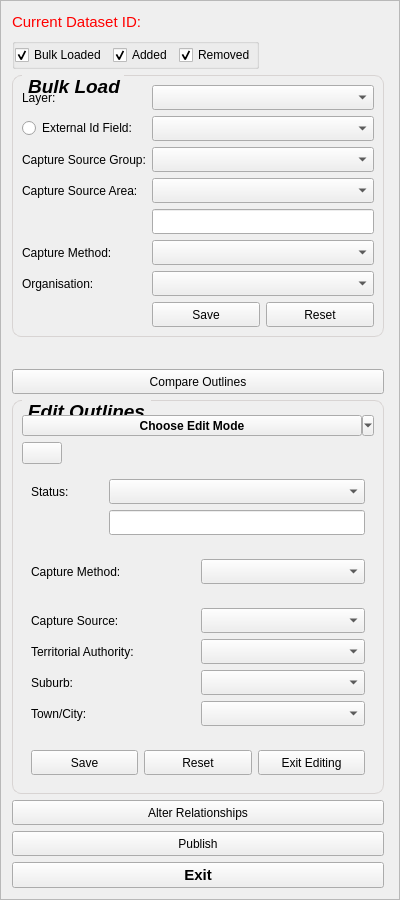
Before: the Qt Designer form buildings/gui/bulk_load.ui in linz/nz-buildings, drawn with Qt 5.
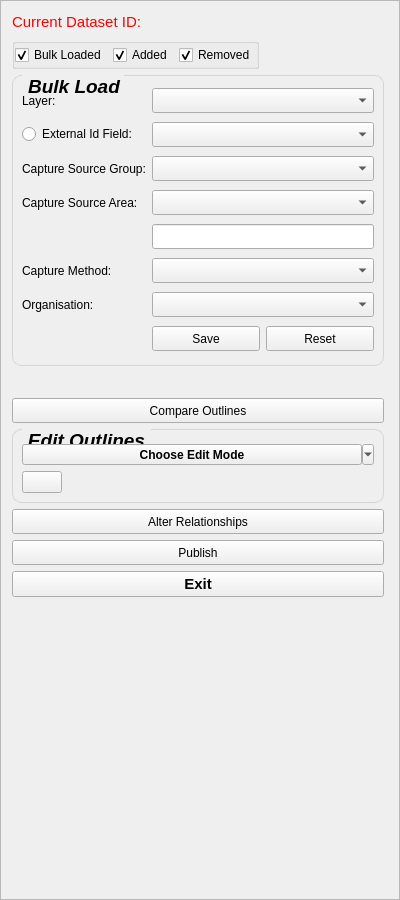
After: the same form once the commit is applied. Custom widgets are drawn as their Qt base class.

```diff
--- a/buildings/gui/bulk_load.ui
+++ b/buildings/gui/bulk_load.ui
@@ -78,8 +78,8 @@
        <rect>
         <x>0</x>
         <y>0</y>
-        <width>377</width>
-        <height>989</height>
+        <width>390</width>
+        <height>894</height>
        </rect>
       </property>
       <property name="sizePolicy">
@@ -653,281 +653,6 @@
             </item>
            </layout>
           </item>
-          <item>
-           <widget class="QWidget" name="layout_status" native="true">
-            <property name="sizePolicy">
-             <sizepolicy hsizetype="Expanding" vsizetype="Preferred">
-              <horstretch>0</horstretch>
-              <verstretch>0</verstretch>
-             </sizepolicy>
-            </property>
-            <layout class="QGridLayout" name="gl_status">
-             <item row="0" column="1">
-              <widget class="QComboBox" name="cmb_status">
-               <property name="minimumSize">
-                <size>
-                 <width>0</width>
-                 <height>25</height>
-                </size>
-               </property>
-               <property name="maximumSize">
-                <size>
-                 <width>256</width>
-                 <height>16777215</height>
-                </size>
-               </property>
-              </widget>
-             </item>
-             <item row="1" column="1">
-              <widget class="QLineEdit" name="le_deletion_reason">
-               <property name="minimumSize">
-                <size>
-                 <width>0</width>
-                 <height>25</height>
-                </size>
-               </property>
-               <property name="maximumSize">
-                <size>
-                 <width>256</width>
-                 <height>16777215</height>
-                </size>
-               </property>
-              </widget>
-             </item>
-             <item row="0" column="0">
-              <widget class="QLabel" name="lb_bulk_load_status">
-               <property name="font">
-                <font>
-                 <weight>50</weight>
-                 <bold>false</bold>
-                 <kerning>true</kerning>
-                </font>
-               </property>
-               <property name="text">
-                <string>Status:</string>
-               </property>
-              </widget>
-             </item>
-            </layout>
-           </widget>
-          </item>
-          <item>
-           <widget class="QWidget" name="layout_capture_method" native="true">
-            <layout class="QGridLayout" name="gl_capture_method">
-             <item row="0" column="0">
-              <widget class="QLabel" name="lb_capture_method_2">
-               <property name="text">
-                <string>Capture Method:</string>
-               </property>
-              </widget>
-             </item>
-             <item row="0" column="1">
-              <widget class="QComboBox" name="cmb_capture_method_2">
-               <property name="minimumSize">
-                <size>
-                 <width>0</width>
-                 <height>25</height>
-                </size>
-               </property>
-               <property name="maximumSize">
-                <size>
-                 <width>256</width>
-                 <height>16777215</height>
-                </size>
-               </property>
-              </widget>
-             </item>
-            </layout>
-           </widget>
-          </item>
-          <item>
-           <widget class="QWidget" name="layout_general_info" native="true">
-            <property name="sizePolicy">
-             <sizepolicy hsizetype="Expanding" vsizetype="Preferred">
-              <horstretch>0</horstretch>
-              <verstretch>0</verstretch>
-             </sizepolicy>
-            </property>
-            <layout class="QGridLayout" name="gl_general_info">
-             <item row="0" column="0">
-              <widget class="QLabel" name="lb_capture_source">
-               <property name="text">
-                <string>Capture Source:</string>
-               </property>
-              </widget>
-             </item>
-             <item row="0" column="1">
-              <widget class="QComboBox" name="cmb_capture_source">
-               <property name="minimumSize">
-                <size>
-                 <width>0</width>
-                 <height>25</height>
-                </size>
-               </property>
-               <property name="maximumSize">
-                <size>
-                 <width>256</width>
-                 <height>16777215</height>
-                </size>
-               </property>
-              </widget>
-             </item>
-             <item row="2" column="1">
-              <widget class="QComboBox" name="cmb_suburb">
-               <property name="minimumSize">
-                <size>
-                 <width>0</width>
-                 <height>25</height>
-                </size>
-               </property>
-               <property name="maximumSize">
-                <size>
-                 <width>256</width>
-                 <height>16777215</height>
-                </size>
-               </property>
-              </widget>
-             </item>
-             <item row="2" column="0">
-              <widget class="QLabel" name="lb_suburb">
-               <property name="text">
-                <string>Suburb:</string>
-               </property>
-              </widget>
-             </item>
-             <item row="1" column="0">
-              <widget class="QLabel" name="lb_ta">
-               <property name="text">
-                <string>Territorial Authority: </string>
-               </property>
-              </widget>
-             </item>
-             <item row="3" column="0">
-              <widget class="QLabel" name="lb_town">
-               <property name="text">
-                <string>Town/City:</string>
-               </property>
-              </widget>
-             </item>
-             <item row="3" column="1">
-              <widget class="QComboBox" name="cmb_town">
-               <property name="minimumSize">
-                <size>
-                 <width>0</width>
-                 <height>25</height>
-                </size>
-               </property>
-               <property name="maximumSize">
-                <size>
-                 <width>256</width>
-                 <height>16777215</height>
-                </size>
-               </property>
-              </widget>
-             </item>
-             <item row="1" column="1">
-              <widget class="QComboBox" name="cmb_ta">
-               <property name="minimumSize">
-                <size>
-                 <width>0</width>
-                 <height>25</height>
-                </size>
-               </property>
-               <property name="maximumSize">
-                <size>
-                 <width>256</width>
-                 <height>16777215</height>
-                </size>
-               </property>
-              </widget>
-             </item>
-            </layout>
-           </widget>
-          </item>
-          <item>
-           <widget class="QWidget" name="gridWidget_3" native="true">
-            <property name="sizePolicy">
-             <sizepolicy hsizetype="Expanding" vsizetype="Preferred">
-              <horstretch>0</horstretch>
-              <verstretch>0</verstretch>
-             </sizepolicy>
-            </property>
-            <layout class="QGridLayout" name="gridLayout_5">
-             <item row="0" column="0">
-              <widget class="QPushButton" name="btn_edit_save">
-               <property name="minimumSize">
-                <size>
-                 <width>0</width>
-                 <height>25</height>
-                </size>
-               </property>
-               <property name="maximumSize">
-                <size>
-                 <width>131</width>
-                 <height>16777215</height>
-                </size>
-               </property>
-               <property name="styleSheet">
-                <string notr="true"/>
-               </property>
-               <property name="text">
-                <string>Save</string>
-               </property>
-              </widget>
-             </item>
-             <item row="0" column="1">
-              <widget class="QPushButton" name="btn_edit_reset">
-               <property name="minimumSize">
-                <size>
-                 <width>0</width>
-                 <height>25</height>
-                </size>
-               </property>
-               <property name="maximumSize">
-                <size>
-                 <width>130</width>
-                 <height>16777215</height>
-                </size>
-               </property>
-               <property name="styleSheet">
-                <string notr="true"/>
-               </property>
-               <property name="text">
-                <string>Reset</string>
-               </property>
-              </widget>
-             </item>
-             <item row="0" column="2">
-              <widget class="QPushButton" name="btn_edit_cancel">
-               <property name="minimumSize">
-                <size>
-                 <width>0</width>
-                 <height>25</height>
-                </size>
-               </property>
-               <property name="maximumSize">
-                <size>
-                 <width>131</width>
-                 <height>16777215</height>
-                </size>
-               </property>
-               <property name="styleSheet">
-                <string notr="true"/>
-               </property>
-               <property name="text">
-                <string>Exit Editing</string>
-               </property>
-               <property name="iconSize">
-                <size>
-                 <width>20</width>
-                 <height>16</height>
-                </size>
-               </property>
-              </widget>
-             </item>
-            </layout>
-           </widget>
-          </item>
          </layout>
          <zorder>layout_status</zorder>
          <zorder>layout_capture_method</zorder>
```
Left out of the diff: 8 changed lines with no effect on the pictures.
